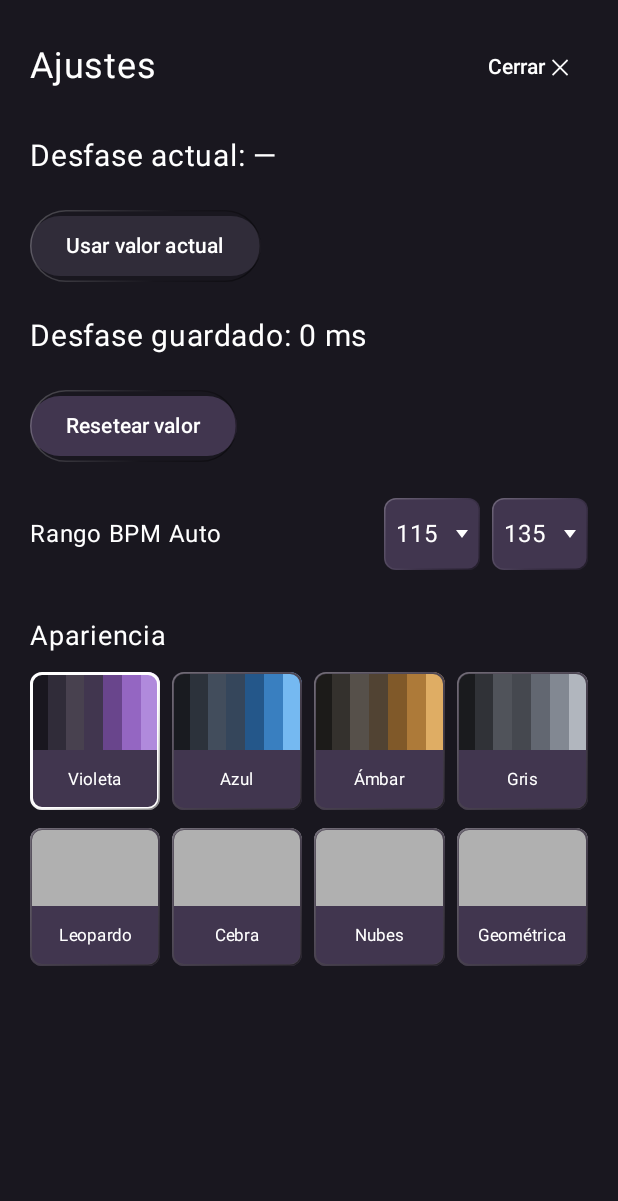
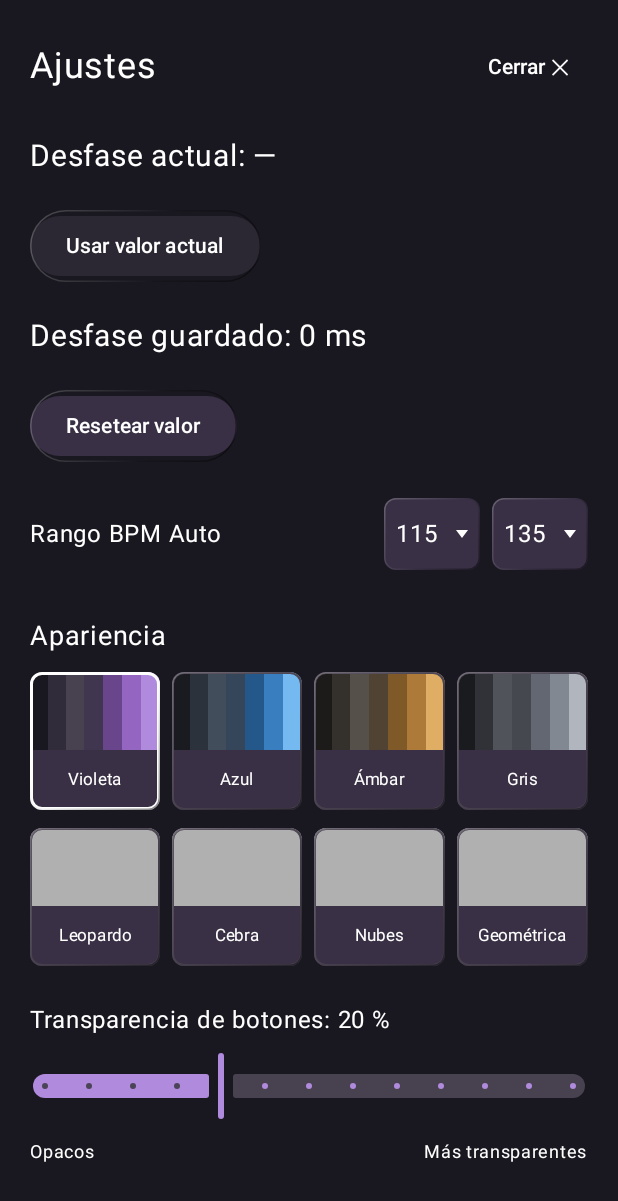
Before and after one commit to hunnai/hnn, an Android app built with Jetpack Compose: the screen it shows after launch (MainActivity), after a tap on "Ajustes", on a phone screen of 412 x 824 dp. Shown: the top 1201 px of the screen. Run offline under Robolectric (Android 15) with nearby library versions, the phone set to English and light mode, and no system bars; 1 statement that could not run was skipped; 1 other tap on this screen came first.

Commit message:
Add adjustable saved button transparency with readable active states

```diff
--- a/app/src/main/java/com/example/soinubiderxl/Appearance.kt
+++ b/app/src/main/java/com/example/soinubiderxl/Appearance.kt
@@ -1,5 +1,6 @@
 package com.example.soinubiderxl
 
+import androidx.compose.runtime.Composable
 import androidx.compose.runtime.staticCompositionLocalOf
 import androidx.compose.ui.graphics.Color
 
@@ -54,3 +55,12 @@ enum class Appearance(val preference: String, val title: String, val palette: So
 }
 
 val LocalSoinuPalette = staticCompositionLocalOf { Appearance.VIOLET.palette }
+
+val LocalButtonOpacity = staticCompositionLocalOf { .80f }
+
+// Mantiene blancos los textos y visibles los estados de grabación/reproducción.
+@Composable
+fun Color.buttonFill(emphasized: Boolean = false): Color {
+    val opacity = LocalButtonOpacity.current
+    return copy(alpha = if (emphasized) maxOf(.85f, opacity) else opacity)
+}
--- a/app/src/main/java/com/example/soinubiderxl/MainActivity.kt
+++ b/app/src/main/java/com/example/soinubiderxl/MainActivity.kt
@@ -67,7 +67,10 @@ class MainActivity : ComponentActivity() {
         window.addFlags(WindowManager.LayoutParams.FLAG_KEEP_SCREEN_ON)
         setContent {
             val palette = controller.state.appearance.palette
-            CompositionLocalProvider(LocalSoinuPalette provides palette) {
+            CompositionLocalProvider(
+                LocalSoinuPalette provides palette,
+                LocalButtonOpacity provides (1f - controller.state.buttonTransparency)
+            ) {
             MaterialTheme(colorScheme = darkColorScheme(
                 primary = palette.lit,
                 onPrimary = palette.foreground,
@@ -113,7 +116,7 @@ private fun SoinuScreen(controller: SoinuController) {
     if (settings) {
         SettingsScreen(state, { settings = false }, controller::saveAdvance,
             controller::resetSavedAdvance, controller::setAutoMinimum, controller::setAutoMaximum,
-            controller::setAppearance)
+            controller::setAppearance, controller::setButtonTransparency, controller::saveButtonTransparency)
     } else {
         BoxWithConstraints(Modifier.fillMaxSize().soinuBackground(palette).safeDrawingPadding()) {
             // Conserva las proporciones de la referencia y permite desplazar
@@ -223,7 +226,7 @@ private fun TempoPanel(state: SoinuState, controller: SoinuController, height: D
         Row(Modifier.fillMaxSize().padding(start = 10.dp, end = 10.dp, top = 28.dp, bottom = 10.dp),
             verticalAlignment = Alignment.CenterVertically, horizontalArrangement = Arrangement.spacedBy(8.dp)) {
             val selected = state.mode == TempoMode.AUTOMATIC
-            Surface(color = if (selected) palette.lit else palette.control,
+            Surface(color = (if (selected) palette.lit else palette.control).buttonFill(selected),
                 contentColor = palette.foreground,
                 shape = RoundedCornerShape(8.dp), modifier = Modifier.width(74.dp * scale).fillMaxHeight().buttonDepth(8.dp)
                     .clickable(role = Role.Button, onClick = controller::auto)) {
@@ -240,7 +243,7 @@ private fun TempoPanel(state: SoinuState, controller: SoinuController, height: D
 @Composable
 private fun TapButton(selected: Boolean, controller: SoinuController, modifier: Modifier, textScale: Float) {
     val palette = LocalSoinuPalette.current
-    Surface(color = if (selected) palette.lit else palette.control,
+    Surface(color = (if (selected) palette.lit else palette.control).buttonFill(selected),
         contentColor = palette.foreground,
         shape = RoundedCornerShape(8.dp), modifier = modifier.buttonDepth(8.dp)
             .semantics { role = Role.Button; onClick { controller.tap(SystemClock.uptimeMillis() / 1000.0); true } }
@@ -274,7 +277,7 @@ private fun BankPad(index: Int, controller: SoinuController, modifier: Modifier,
         4 -> palette.paused
         else -> palette.empty
     }
-    Surface(color = if (pressed) palette.lit else color,
+    Surface(color = (if (pressed) palette.lit else color).buttonFill(pressed || bank.state in 1..3),
         contentColor = palette.foreground,
         shape = RoundedCornerShape(8.dp), modifier = modifier.buttonDepth(8.dp, pressed)
             .semantics {
@@ -324,7 +327,7 @@ private fun ActionButton(label: String, kind: String, controller: SoinuControlle
     val palette = LocalSoinuPalette.current
     val scope = rememberCoroutineScope()
     var pressed by remember { mutableStateOf(false) }
-    Surface(color = if (pressed) palette.lit else palette.control,
+    Surface(color = (if (pressed) palette.lit else palette.control).buttonFill(pressed),
         contentColor = palette.foreground,
         shape = RoundedCornerShape(10.dp), modifier = modifier.buttonDepth(10.dp, pressed)
             .semantics {
@@ -394,14 +397,16 @@ private fun SettingsScreen(
     reset: () -> Unit,
     minimumChanged: (Int) -> Unit,
     maximumChanged: (Int) -> Unit,
-    appearanceChanged: (Appearance) -> Unit
+    appearanceChanged: (Appearance) -> Unit,
+    transparencyChanged: (Float) -> Unit,
+    transparencySaved: () -> Unit
 ) {
     val palette = LocalSoinuPalette.current
     fun format(value: Double) = if (abs(value) < .5) "0 ms" else String.format(Locale.getDefault(), "%+.0f ms", value)
     val buttonColors = ButtonDefaults.buttonColors(
-        containerColor = palette.control,
+        containerColor = palette.control.buttonFill(),
         contentColor = palette.foreground,
-        disabledContainerColor = palette.empty,
+        disabledContainerColor = palette.empty.buttonFill(),
         disabledContentColor = palette.foreground
     )
     Column(Modifier.fillMaxSize().soinuBackground(palette).safeDrawingPadding()
@@ -421,6 +426,26 @@ private fun SettingsScreen(
             BpmDropdown(state.autoRange.maximum, AutoBpmRange.maximumOptions, "BPM máximo", maximumChanged)
         }
         AppearanceSelector(state.appearance, appearanceChanged)
+        Column(verticalArrangement = Arrangement.spacedBy(8.dp)) {
+            Text("Transparencia de botones: ${(state.buttonTransparency * 100).roundToInt()} %",
+                color = palette.foreground, fontSize = 16.sp)
+            Slider(
+                value = state.buttonTransparency,
+                onValueChange = transparencyChanged,
+                onValueChangeFinished = transparencySaved,
+                valueRange = 0f.. .60f,
+                steps = 11,
+                modifier = Modifier.fillMaxWidth().semantics {
+                    contentDescription = "Transparencia de botones"
+                },
+                colors = SliderDefaults.colors(thumbColor = palette.lit,
+                    activeTrackColor = palette.lit, inactiveTrackColor = palette.paused)
+            )
+            Row(Modifier.fillMaxWidth(), horizontalArrangement = Arrangement.SpaceBetween) {
+                Text("Opacos", color = palette.foreground, fontSize = 12.sp)
+                Text("Más transparentes", color = palette.foreground, fontSize = 12.sp)
+            }
+        }
     }
 }
 
@@ -429,7 +454,7 @@ private fun BpmDropdown(value: Int, options: List<Int>, description: String, cha
     val palette = LocalSoinuPalette.current
     var expanded by remember { mutableStateOf(false) }
     Box {
-        Surface(color = palette.control, contentColor = palette.foreground,
+        Surface(color = palette.control.buttonFill(), contentColor = palette.foreground,
             shape = RoundedCornerShape(8.dp), modifier = Modifier.width(64.dp).height(48.dp).buttonDepth(8.dp)
                 .semantics { contentDescription = description }
                 .clickable(role = Role.Button) { expanded = true }) {
@@ -466,7 +491,7 @@ private fun AppearanceSelector(selected: Appearance, changed: (Appearance) -> Un
                     appearances.forEach { appearance ->
                         val active = appearance == selected
                         Surface(
-                            color = palette.control,
+                            color = palette.control.buttonFill(),
                             contentColor = palette.foreground,
                             shape = RoundedCornerShape(8.dp),
                             border = BorderStroke(if (active) 2.dp else 1.dp,
--- a/app/src/main/java/com/example/soinubiderxl/SoinuController.kt
+++ b/app/src/main/java/com/example/soinubiderxl/SoinuController.kt
@@ -38,7 +38,7 @@ class SoinuController(application: Application) : AndroidViewModel(application)
     private val suppressClick = mutableSetOf<Int>()
     private val actions = mutableSetOf<Action>()
     var state by mutableStateOf(SoinuState(savedAdvanceMS = readSaved(), autoRange = readAutoRange(),
-        appearance = readAppearance()))
+        appearance = readAppearance(), buttonTransparency = readButtonTransparency()))
         private set
 
     private fun readSaved(): Double = preferences.getString("advanceMS", "0")
@@ -52,6 +52,19 @@ class SoinuController(application: Application) : AndroidViewModel(application)
         if (appearance == state.appearance) return
         preferences.edit().putString("appearance", appearance.preference).apply()
         state = state.copy(appearance = appearance)
+    }
+
+    private fun readButtonTransparency(): Float = runCatching {
+        preferences.getFloat("buttonTransparency", .20f)
+            .takeIf { it.isFinite() }?.coerceIn(0f, .60f) ?: .20f
+    }.getOrDefault(.20f)
+
+    fun setButtonTransparency(value: Float) {
+        if (value.isFinite()) state = state.copy(buttonTransparency = value.coerceIn(0f, .60f))
+    }
+
+    fun saveButtonTransparency() {
+        preferences.edit().putFloat("buttonTransparency", state.buttonTransparency).apply()
     }
 
     private fun readAutoRange(): AutoBpmRange = runCatching {
--- a/app/src/main/java/com/example/soinubiderxl/SoinuState.kt
+++ b/app/src/main/java/com/example/soinubiderxl/SoinuState.kt
@@ -10,6 +10,7 @@ data class SoinuState(
     val mode: TempoMode = TempoMode.AUTOMATIC,
     val autoRange: AutoBpmRange = AutoBpmRange(),
     val appearance: Appearance = Appearance.VIOLET,
+    val buttonTransparency: Float = .20f,
     val tempo: TempoEstimate? = null,
     val banks: List<LoopBankState> = List(6) { LoopBankState() },
     val inputPeak: Float = 0f,
```
Also changed, not shown: 1 other file.
